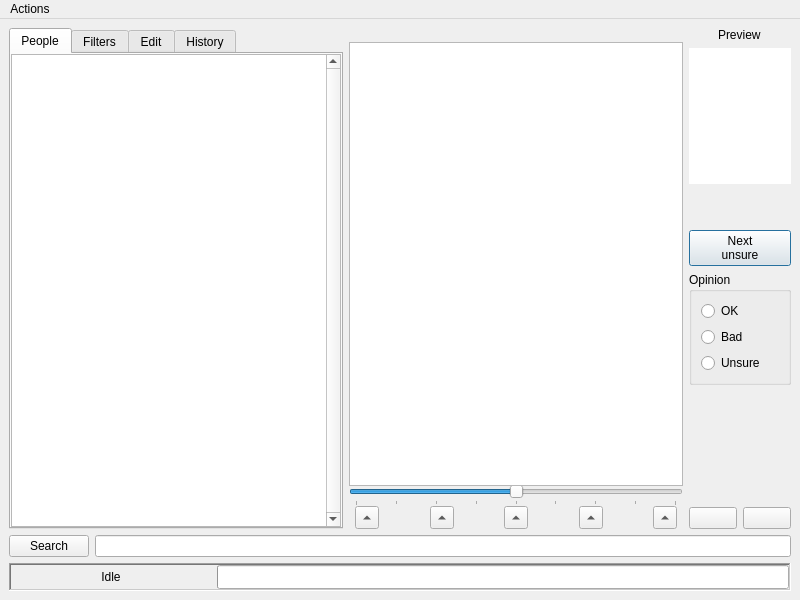
Old version of the form ui/editor.ui in the repository asuffield/ef-editor.
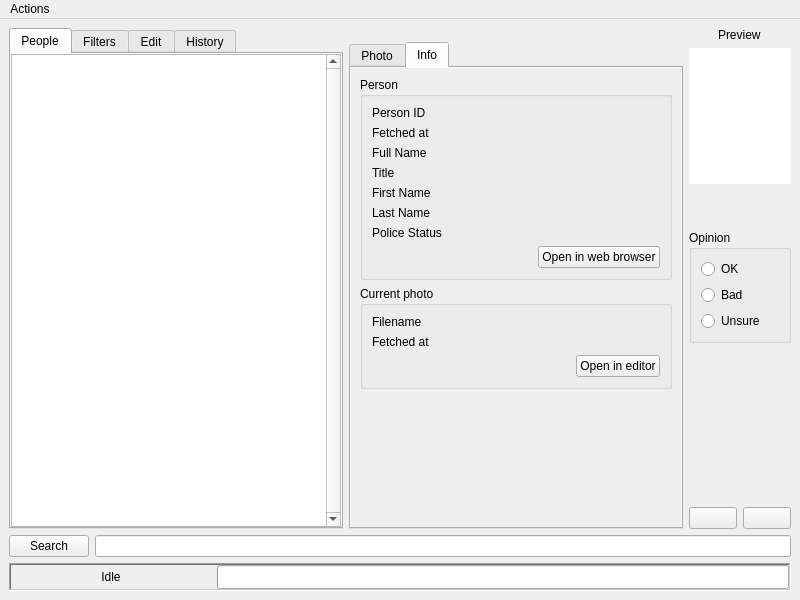
New version of the form. The open tabs and pages were chosen to show the change.

Diff of the .ui file:
```diff
--- a/ui/editor.ui
+++ b/ui/editor.ui
@@ -464,6 +464,16 @@
          </widget>
         </item>
         <item>
+         <widget class="QTabWidget" name="tabWidget_2">
+          <property name="currentIndex">
+           <number>0</number>
+          </property>
+          <widget class="QWidget" name="photo_tab">
+           <attribute name="title">
+            <string>Photo</string>
+           </attribute>
+           <layout class="QVBoxLayout" name="verticalLayout_6">
+            <item>
          <widget class="QGraphicsView" name="main_image">
           <property name="frameShadow">
            <enum>QFrame::Plain</enum>
@@ -515,22 +525,6 @@
           <property name="topMargin">
            <number>0</number>
           </property>
-          <item>
-           <spacer name="horizontalSpacer_5">
-            <property name="orientation">
-             <enum>Qt::Horizontal</enum>
-            </property>
-            <property name="sizeType">
-             <enum>QSizePolicy::Fixed</enum>
-            </property>
-            <property name="sizeHint" stdset="0">
-             <size>
-              <width>6</width>
-              <height>20</height>
-             </size>
-            </property>
-           </spacer>
-          </item>
           <item>
            <widget class="QToolButton" name="rotate_l180">
             <property name="text">
@@ -663,23 +657,284 @@
             </property>
            </widget>
           </item>
+             </layout>
+            </item>
+           </layout>
+          </widget>
+          <widget class="QWidget" name="info_tab">
+           <attribute name="title">
+            <string>Info</string>
+           </attribute>
+           <layout class="QVBoxLayout" name="verticalLayout_7">
+            <property name="margin">
+             <number>0</number>
+            </property>
+            <item>
+             <widget class="QScrollArea" name="scrollArea">
+              <property name="frameShape">
+               <enum>QFrame::NoFrame</enum>
+              </property>
+              <property name="widgetResizable">
+               <bool>true</bool>
+              </property>
+              <widget class="QWidget" name="scrollAreaWidgetContents">
+               <property name="geometry">
+                <rect>
+                 <x>0</x>
+                 <y>0</y>
+                 <width>325</width>
+                 <height>444</height>
+                </rect>
+               </property>
+               <layout class="QVBoxLayout" name="verticalLayout_8">
+                <item>
+                 <widget class="QGroupBox" name="groupBox">
+                  <property name="title">
+                   <string>Person</string>
+                  </property>
+                  <layout class="QFormLayout" name="formLayout_3">
+                   <property name="fieldGrowthPolicy">
+                    <enum>QFormLayout::AllNonFixedFieldsGrow</enum>
+                   </property>
+                   <item row="0" column="0">
+                    <widget class="QLabel" name="label_9">
+                     <property name="text">
+                      <string>Person ID</string>
+                     </property>
+                    </widget>
+                   </item>
+                   <item row="0" column="1">
+                    <widget class="QLabel" name="info_person_id">
+                     <property name="text">
+                      <string/>
+                     </property>
+                     <property name="textInteractionFlags">
+                      <set>Qt::LinksAccessibleByMouse|Qt::TextSelectableByKeyboard|Qt::TextSelectableByMouse</set>
+                     </property>
+                    </widget>
+                   </item>
+                   <item row="2" column="0">
+                    <widget class="QLabel" name="label_11">
+                     <property name="text">
+                      <string>Full Name</string>
+                     </property>
+                    </widget>
+                   </item>
+                   <item row="2" column="1">
+                    <widget class="QLabel" name="info_fullname">
+                     <property name="text">
+                      <string/>
+                     </property>
+                     <property name="textInteractionFlags">
+                      <set>Qt::LinksAccessibleByMouse|Qt::TextSelectableByKeyboard|Qt::TextSelectableByMouse</set>
+                     </property>
+                    </widget>
+                   </item>
+                   <item row="3" column="0">
+                    <widget class="QLabel" name="label_13">
+                     <property name="text">
+                      <string>Title</string>
+                     </property>
+                    </widget>
+                   </item>
+                   <item row="3" column="1">
+                    <widget class="QLabel" name="info_title">
+                     <property name="text">
+                      <string/>
+                     </property>
+                     <property name="textInteractionFlags">
+                      <set>Qt::LinksAccessibleByMouse|Qt::TextSelectableByKeyboard|Qt::TextSelectableByMouse</set>
+                     </property>
+                    </widget>
+                   </item>
+                   <item row="4" column="0">
+                    <widget class="QLabel" name="label_15">
+                     <property name="text">
+                      <string>First Name</string>
+                     </property>
+                    </widget>
+                   </item>
+                   <item row="4" column="1">
+                    <widget class="QLabel" name="info_firstname">
+                     <property name="text">
+                      <string/>
+                     </property>
+                     <property name="textInteractionFlags">
+                      <set>Qt::LinksAccessibleByMouse|Qt::TextSelectableByKeyboard|Qt::TextSelectableByMouse</set>
+                     </property>
+                    </widget>
+                   </item>
+                   <item row="5" column="0">
+                    <widget class="QLabel" name="label_16">
+                     <property name="text">
+                      <string>Last Name</string>
+                     </property>
+                    </widget>
+                   </item>
+                   <item row="5" column="1">
+                    <widget class="QLabel" name="info_lastname">
+                     <property name="text">
+                      <string/>
+                     </property>
+                     <property name="textInteractionFlags">
+                      <set>Qt::LinksAccessibleByMouse|Qt::TextSelectableByKeyboard|Qt::TextSelectableByMouse</set>
+                     </property>
+                    </widget>
+                   </item>
+                   <item row="6" column="0">
+                    <widget class="QLabel" name="label_17">
+                     <property name="text">
+                      <string>Police Status</string>
+                     </property>
+                    </widget>
+                   </item>
+                   <item row="6" column="1">
+                    <widget class="QLabel" name="info_police_status">
+                     <property name="text">
+                      <string/>
+                     </property>
+                     <property name="textInteractionFlags">
+                      <set>Qt::LinksAccessibleByMouse|Qt::TextSelectableByKeyboard|Qt::TextSelectableByMouse</set>
+                     </property>
+                    </widget>
+                   </item>
+                   <item row="8" column="1">
+                    <layout class="QHBoxLayout" name="horizontalLayout_12">
+                     <property name="topMargin">
+                      <number>0</number>
+                     </property>
+                     <item>
+                      <spacer name="horizontalSpacer_5">
+                       <property name="orientation">
+                        <enum>Qt::Horizontal</enum>
+                       </property>
+                       <property name="sizeHint" stdset="0">
+                        <size>
+                         <width>40</width>
+                         <height>20</height>
+                        </size>
+                       </property>
+                      </spacer>
+                     </item>
+                     <item>
+                      <widget class="QPushButton" name="openeventsforce">
+                       <property name="text">
+                        <string>Open in web browser</string>
+                       </property>
+                      </widget>
+                     </item>
+                    </layout>
+                   </item>
+                   <item row="1" column="0">
+                    <widget class="QLabel" name="label_18">
+                     <property name="text">
+                      <string>Fetched at</string>
+                     </property>
+                    </widget>
+                   </item>
+                   <item row="1" column="1">
+                    <widget class="QLabel" name="info_person_fetched_at">
+                     <property name="text">
+                      <string/>
+                     </property>
+                     <property name="textInteractionFlags">
+                      <set>Qt::LinksAccessibleByMouse|Qt::TextSelectableByKeyboard|Qt::TextSelectableByMouse</set>
+                     </property>
+                    </widget>
+                   </item>
+                  </layout>
+                 </widget>
+                </item>
+                <item>
+                 <widget class="QGroupBox" name="groupBox_2">
+                  <property name="title">
+                   <string>Current photo</string>
+                  </property>
+                  <layout class="QFormLayout" name="formLayout_4">
+                   <item row="0" column="0">
+                    <widget class="QLabel" name="label_10">
+                     <property name="text">
+                      <string>Filename</string>
+                     </property>
+                    </widget>
+                   </item>
+                   <item row="1" column="0">
+                    <widget class="QLabel" name="label_19">
+                     <property name="text">
+                      <string>Fetched at</string>
+                     </property>
+                    </widget>
+                   </item>
+                   <item row="1" column="1">
+                    <widget class="QLabel" name="info_photo_fetched_at">
+                     <property name="text">
+                      <string/>
+                     </property>
+                     <property name="textInteractionFlags">
+                      <set>Qt::LinksAccessibleByMouse|Qt::TextSelectableByKeyboard|Qt::TextSelectableByMouse</set>
+                     </property>
+                    </widget>
+                   </item>
+                   <item row="2" column="1">
+                    <layout class="QHBoxLayout" name="horizontalLayout_16">
+                     <property name="topMargin">
+                      <number>0</number>
+                     </property>
           <item>
            <spacer name="horizontalSpacer_6">
             <property name="orientation">
              <enum>Qt::Horizontal</enum>
             </property>
-            <property name="sizeType">
-             <enum>QSizePolicy::Fixed</enum>
-            </property>
             <property name="sizeHint" stdset="0">
              <size>
-              <width>6</width>
+                         <width>40</width>
               <height>20</height>
              </size>
             </property>
            </spacer>
           </item>
-         </layout>
+                     <item>
+                      <widget class="QPushButton" name="editimage">
+                       <property name="text">
+                        <string>Open in editor</string>
+                       </property>
+                      </widget>
+                     </item>
+                    </layout>
+                   </item>
+                   <item row="0" column="1">
+                    <widget class="QLabel" name="info_photo_filename">
+                     <property name="text">
+                      <string/>
+                     </property>
+                     <property name="textInteractionFlags">
+                      <set>Qt::LinksAccessibleByMouse|Qt::TextSelectableByKeyboard|Qt::TextSelectableByMouse</set>
+                     </property>
+                    </widget>
+                   </item>
+                  </layout>
+                 </widget>
+                </item>
+                <item>
+                 <spacer name="verticalSpacer_2">
+                  <property name="orientation">
+                   <enum>Qt::Vertical</enum>
+                  </property>
+                  <property name="sizeHint" stdset="0">
+                   <size>
+                    <width>20</width>
+                    <height>40</height>
+                   </size>
+                  </property>
+                 </spacer>
+                </item>
+               </layout>
+              </widget>
+             </widget>
+            </item>
+           </layout>
+          </widget>
+         </widget>
         </item>
        </layout>
       </item>
@@ -836,23 +1091,6 @@
           </property>
          </widget>
         </item>
-        <item>
-         <widget class="QPushButton" name="next_unchecked">
-          <property name="sizePolicy">
-           <sizepolicy hsizetype="Preferred" vsizetype="Preferred">
-            <horstretch>0</horstretch>
-            <verstretch>0</verstretch>
-           </sizepolicy>
-          </property>
-          <property name="text">
-           <string>Next
-unsure</string>
-          </property>
-          <property name="default">
-           <bool>true</bool>
-          </property>
-         </widget>
-        </item>
         <item>
          <widget class="QGroupBox" name="opinion_group">
           <property name="title">
```
Left out of the diff: 3 changed lines with no effect on the pictures. Lines whose indentation alone changed are shown as unchanged.
